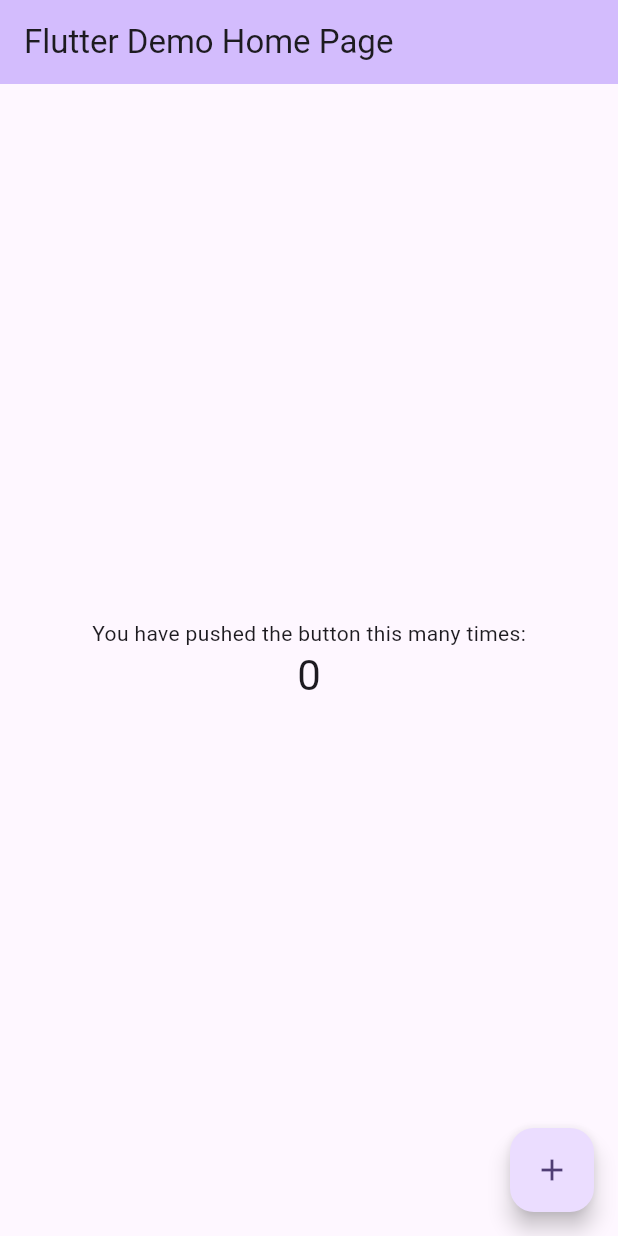
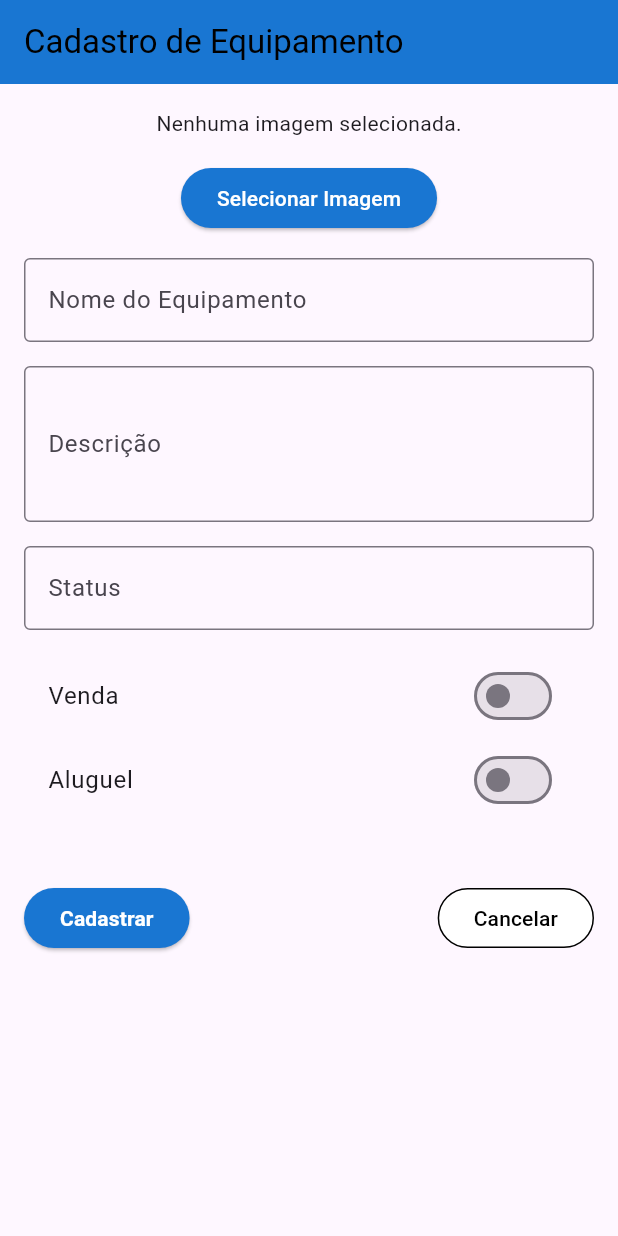
Before and after one commit to Lduarte97/AppMachinex, a Flutter app: the screen it shows after launch, on a phone screen of 412 x 824 dp. Run offline on Flutter 3.47's test engine with Material 2 defaults, Android fonts, the phone set to English and light mode, and no system bars; our stand-ins replace image_picker.

Commit message:
conexão tela de logi e cadastro

```diff
--- a/lib/main.dart
+++ b/lib/main.dart
@@ -1,4 +1,7 @@
 import 'package:flutter/material.dart';
+import 'package:projeto/view/Login.dart';
+import 'package:projeto/view/Cadastro.dart';
+import 'package:projeto/view/CadastroEquipamento.dart';
 
 void main() {
   runApp(const MyApp());
@@ -31,95 +34,9 @@ class MyApp extends StatelessWidget {
         colorScheme: ColorScheme.fromSeed(seedColor: Colors.deepPurple),
         useMaterial3: true,
       ),
-      home: const MyHomePage(title: 'Flutter Demo Home Page'),
+      //home: Login(),
+      //home: Cadastro(),
+      home: CadastroEquipamento(),
     );
   }
 }
-
-class MyHomePage extends StatefulWidget {
-  const MyHomePage({super.key, required this.title});
-
-  // This widget is the home page of your application. It is stateful, meaning
-  // that it has a State object (defined below) that contains fields that affect
-  // how it looks.
-
-  // This class is the configuration for the state. It holds the values (in this
-  // case the title) provided by the parent (in this case the App widget) and
-  // used by the build method of the State. Fields in a Widget subclass are
-  // always marked "final".
-
-  final String title;
-
-  @override
-  State<MyHomePage> createState() => _MyHomePageState();
-}
-
-class _MyHomePageState extends State<MyHomePage> {
-  int _counter = 0;
-
-  void _incrementCounter() {
-    setState(() {
-      // This call to setState tells the Flutter framework that something has
-      // changed in this State, which causes it to rerun the build method below
-      // so that the display can reflect the updated values. If we changed
-      // _counter without calling setState(), then the build method would not be
-      // called again, and so nothing would appear to happen.
-      _counter++;
-    });
-  }
-
-  @override
-  Widget build(BuildContext context) {
-    // This method is rerun every time setState is called, for instance as done
-    // by the _incrementCounter method above.
-    //
-    // The Flutter framework has been optimized to make rerunning build methods
-    // fast, so that you can just rebuild anything that needs updating rather
-    // than having to individually change instances of widgets.
-    return Scaffold(
-      appBar: AppBar(
-        // TRY THIS: Try changing the color here to a specific color (to
-        // Colors.amber, perhaps?) and trigger a hot reload to see the AppBar
-        // change color while the other colors stay the same.
-        backgroundColor: Theme.of(context).colorScheme.inversePrimary,
-        // Here we take the value from the MyHomePage object that was created by
-        // the App.build method, and use it to set our appbar title.
-        title: Text(widget.title),
-      ),
-      body: Center(
-        // Center is a layout widget. It takes a single child and positions it
-        // in the middle of the parent.
-        child: Column(
-          // Column is also a layout widget. It takes a list of children and
-          // arranges them vertically. By default, it sizes itself to fit its
-          // children horizontally, and tries to be as tall as its parent.
-          //
-          // Column has various properties to control how it sizes itself and
-          // how it positions its children. Here we use mainAxisAlignment to
-          // center the children vertically; the main axis here is the vertical
-          // axis because Columns are vertical (the cross axis would be
-          // horizontal).
-          //
-          // TRY THIS: Invoke "debug painting" (choose the "Toggle Debug Paint"
-          // action in the IDE, or press "p" in the console), to see the
-          // wireframe for each widget.
-          mainAxisAlignment: MainAxisAlignment.center,
-          children: <Widget>[
-            const Text(
-              'You have pushed the button this many times:',
-            ),
-            Text(
-              '$_counter',
-              style: Theme.of(context).textTheme.headlineMedium,
-            ),
-          ],
-        ),
-      ),
-      floatingActionButton: FloatingActionButton(
-        onPressed: _incrementCounter,
-        tooltip: 'Increment',
-        child: const Icon(Icons.add),
-      ), // This trailing comma makes auto-formatting nicer for build methods.
-    );
-  }
-}
--- /dev/null
+++ b/lib/view/CadastroEquipamento.dart
@@ -0,0 +1,218 @@
+import 'package:flutter/material.dart';
+import 'package:image_picker/image_picker.dart';
+
+class CadastroEquipamento extends StatefulWidget {
+  @override
+  _CadastroEquipamentoState createState() => _CadastroEquipamentoState();
+}
+
+class _CadastroEquipamentoState extends State<CadastroEquipamento> {
+  final _nomeController = TextEditingController();
+  final _descricaoController = TextEditingController();
+  final _statusController = TextEditingController();
+  final _valorVendaController = TextEditingController();
+  final _valorAluguelController = TextEditingController();
+  final _formKey = GlobalKey<FormState>();
+
+  bool _isVenda = false;
+  bool _isAluguel = false;
+  XFile? _image; // Para armazenar a imagem selecionada
+  final ImagePicker _picker = ImagePicker();
+
+  Future<void> _pickImage() async {
+    final pickedFile = await _picker.pickImage(
+      source: ImageSource
+          .gallery, // Você pode alterar para ImageSource.camera para tirar uma foto
+    );
+    setState(() {
+      _image = pickedFile;
+    });
+  }
+
+  @override
+  Widget build(BuildContext context) {
+    return Scaffold(
+      appBar: AppBar(
+        backgroundColor: Colors.blue[700],
+        title: Text('Cadastro de Equipamento',
+            style: TextStyle(color: Colors.black)),
+      ),
+      body: Padding(
+        padding: const EdgeInsets.all(16.0),
+        child: Form(
+          key: _formKey,
+          child: Column(
+            children: <Widget>[
+              // Seção para selecionar a imagem do equipamento
+              Center(
+                child: Column(
+                  children: <Widget>[
+                    _image == null
+                        ? Text('Nenhuma imagem selecionada.')
+                        : Image.file(
+                            File(_image!.path),
+                            width: 100,
+                            height: 100,
+                            fit: BoxFit.cover,
+                          ),
+                    SizedBox(height: 16.0),
+                    ElevatedButton(
+                      onPressed: _pickImage,
+                      child: Text('Selecionar Imagem'),
+                      style: ElevatedButton.styleFrom(
+                        primary: Colors.blue[700],
+                        onPrimary: Colors.white,
+                      ),
+                    ),
+                  ],
+                ),
+              ),
+              SizedBox(height: 16.0),
+              TextFormField(
+                controller: _nomeController,
+                decoration: InputDecoration(
+                  labelText: 'Nome do Equipamento',
+                  border: OutlineInputBorder(),
+                ),
+                validator: (value) {
+                  if (value == null || value.isEmpty) {
+                    return 'Por favor, insira o nome do equipamento';
+                  }
+                  return null;
+                },
+              ),
+              SizedBox(height: 16.0),
+              TextFormField(
+                controller: _descricaoController,
+                decoration: InputDecoration(
+                  labelText: 'Descrição',
+                  border: OutlineInputBorder(),
+                ),
+                maxLines: 3,
+                validator: (value) {
+                  if (value == null || value.isEmpty) {
+                    return 'Por favor, insira a descrição';
+                  }
+                  return null;
+                },
+              ),
+              SizedBox(height: 16.0),
+              TextFormField(
+                controller: _statusController,
+                decoration: InputDecoration(
+                  labelText: 'Status',
+                  border: OutlineInputBorder(),
+                ),
+                validator: (value) {
+                  if (value == null || value.isEmpty) {
+                    return 'Por favor, insira o status do equipamento';
+                  }
+                  return null;
+                },
+              ),
+              SizedBox(height: 16.0),
+              SwitchListTile(
+                title: Text('Venda'),
+                value: _isVenda,
+                onChanged: (bool value) {
+                  setState(() {
+                    _isVenda = value;
+                    if (!value && !_isAluguel) {
+                      _valorVendaController.clear();
+                    }
+                  });
+                },
+                activeColor: Colors.blue[700],
+              ),
+              SwitchListTile(
+                title: Text('Aluguel'),
+                value: _isAluguel,
+                onChanged: (bool value) {
+                  setState(() {
+                    _isAluguel = value;
+                    if (!value && !_isVenda) {
+                      _valorAluguelController.clear();
+                    }
+                  });
+                },
+                activeColor: Colors.blue[700],
+              ),
+              SizedBox(height: 16.0),
+              if (_isVenda)
+                TextFormField(
+                  controller: _valorVendaController,
+                  decoration: InputDecoration(
+                    labelText: 'Valor de Venda',
+                    border: OutlineInputBorder(),
+                  ),
+                  keyboardType: TextInputType.numberWithOptions(decimal: true),
+                  validator: (value) {
+                    if (value != null &&
+                        value.isNotEmpty &&
+                        double.tryParse(value) == null) {
+                      return 'Digite um valor válido';
+                    }
+                    return null;
+                  },
+                ),
+              if (_isAluguel)
+                TextFormField(
+                  controller: _valorAluguelController,
+                  decoration: InputDecoration(
+                    labelText: 'Valor de Aluguel',
+                    border: OutlineInputBorder(),
+                  ),
+                  keyboardType: TextInputType.numberWithOptions(decimal: true),
+                  validator: (value) {
+                    if (value != null &&
+                        value.isNotEmpty &&
+                        double.tryParse(value) == null) {
+                      return 'Digite um valor válido';
+                    }
+                    return null;
+                  },
+                ),
+              SizedBox(height: 24.0),
+              Row(
+                mainAxisAlignment: MainAxisAlignment.spaceBetween,
+                children: <Widget>[
+                  ElevatedButton(
+                    onPressed: () {
+                      if (_formKey.currentState!.validate()) {
+                        // Processar os dados e enviar para o banco de dados
+                        ScaffoldMessenger.of(context).showSnackBar(
+                          SnackBar(content: Text('Equipamento Cadastrado')),
+                        );
+                        // Adicione a lógica para enviar os dados para o banco de dados aqui
+                      }
+                    },
+                    style: ElevatedButton.styleFrom(
+                      primary: Colors.blue[700], // Cor do botão "Cadastrar"
+                      onPrimary: Colors.white, // Cor do texto do botão
+                    ),
+                    child: Text(
+                      'Cadastrar',
+                      style: TextStyle(
+                          fontWeight: FontWeight.bold), // Texto em negrito
+                    ),
+                  ),
+                  OutlinedButton(
+                    onPressed: () {
+                      Navigator.pop(context); // Volta para a tela anterior
+                    },
+                    style: OutlinedButton.styleFrom(
+                      backgroundColor: Colors.white, // Cor de fundo do botão
+                      primary: Colors.black, // Cor do texto do botão
+                      side: BorderSide(color: Colors.black), // Cor da borda
+                    ),
+                    child: Text('Cancelar'),
+                  ),
+                ],
+              ),
+            ],
+          ),
+        ),
+      ),
+    );
+  }
+}
--- a/pubspec.yaml
+++ b/pubspec.yaml
@@ -31,6 +31,7 @@ environment:
 dependencies:
   flutter:
     sdk: flutter
+  image_picker: ^0.8.6
 
 
   # The following adds the Cupertino Icons font to your application.
```
Also changed, not shown: lib/view/Cadastro.dart (added, +158 -0 lines), lib/view/Login.dart (added, +125 -0 lines), pubspec.lock, 7 other files.
